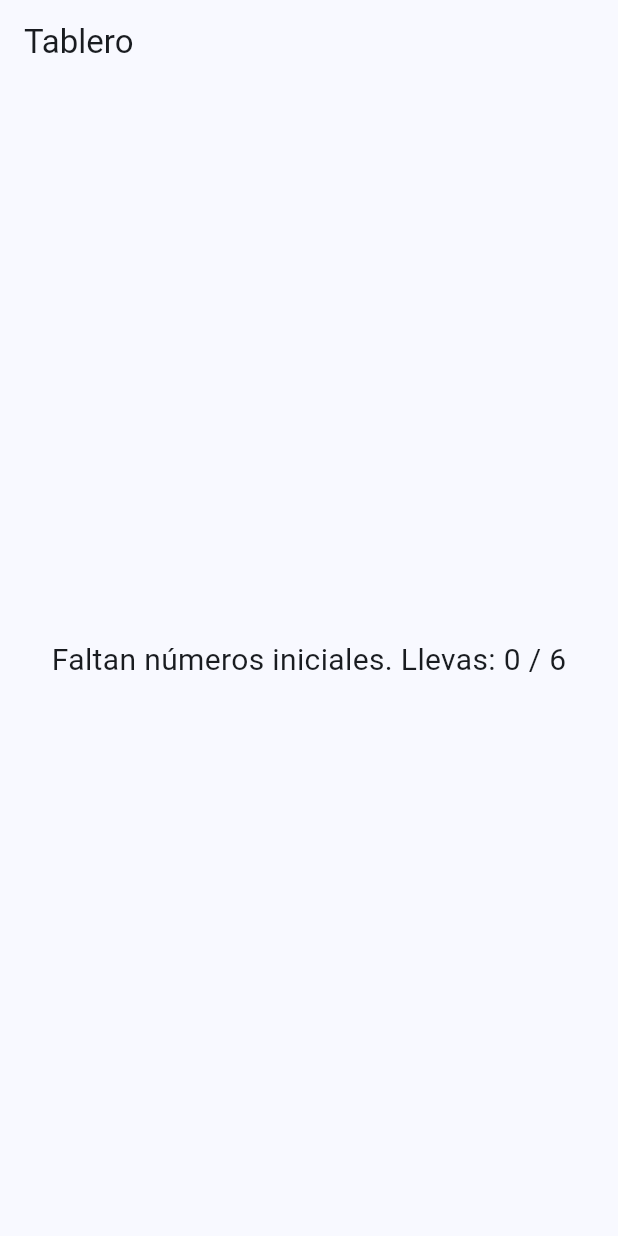
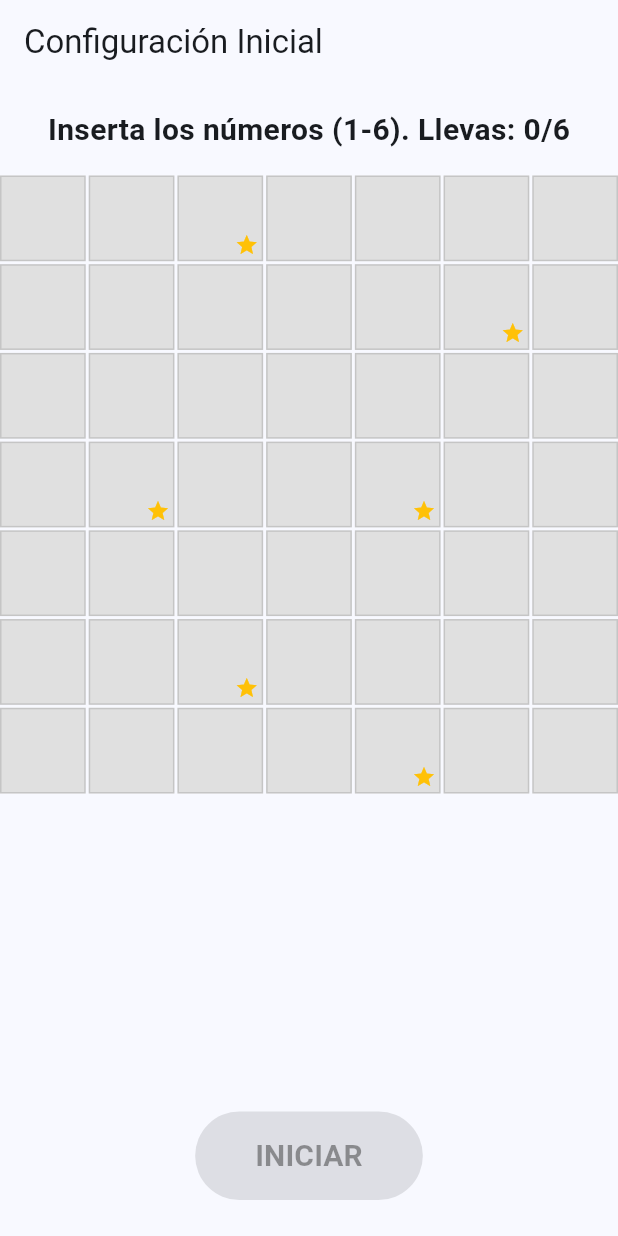
Before and after one commit to Kamurai14/jueguito, a Flutter app: the screen it shows after launch, on a phone screen of 412 x 824 dp. Run offline on Flutter 3.47's test engine with Material 3 defaults, Android fonts, the phone set to English and light mode, and no system bars; our stand-ins replace flutter_bloc.

Commit message:
feat: implementar UI de configuración inicial en main.dart
- Se crea la cuadrícula 7x7 utilizando GridView.builder.
- Se añade un diálogo interactivo para insertar valores del 1 al 6 en las casillas iniciales.
- Se incorpora un botón 'INICIAR' que cambia a estado activo (verde) al completar el candado numérico.

```diff
--- a/lib/juego_bloc.dart
+++ b/lib/juego_bloc.dart
@@ -46,7 +46,6 @@ class JuegoBloc extends Bloc<JuegoEvent, JuegoState> {
     // EL BLOQUEO PRINCIPAL: Si no estamos en JuegoActivo, la jugada se rechaza automáticamente.
     if (state is! JuegoActivo) return;
 
-    // Usamos la lógica de validación que ya programamos en tu Tablero
     bool esValido = state.tablero.intentarColocarNumero(event.x, event.y, event.valor);
 
     if (esValido) {
--- a/lib/main.dart
+++ b/lib/main.dart
@@ -4,7 +4,8 @@ import 'package:jueguito/capa_zonas.dart';
 import 'package:jueguito/tablero.dart';
 import 'package:jueguito/juego_bloc.dart';
 import 'package:jueguito/juego_state.dart';
-// import 'package:jueguito/juego_event.dart';
+import 'package:jueguito/juego_event.dart';
+import 'package:jueguito/casilla.dart';
 
 void main() {
   // Inicializamos la lógica base antes de arrancar la app
@@ -41,29 +42,164 @@ class PantallaTablero extends StatelessWidget {
   @override
   Widget build(BuildContext context) {
     return Scaffold(
-      appBar: AppBar(title: const Text('Tablero')),
+      appBar: AppBar(title: const Text('Configuración Inicial')),
       body: Center(
-        // BLOC BUILDER: Reacciona a los cambios de estado (bloqueado vs activo)
         child: BlocBuilder<JuegoBloc, JuegoState>(
           builder: (context, state) {
-            if (state is JuegoEsperandoIniciales) {
-              return Text(
-                'Faltan números iniciales. Llevas: ${state.numerosColocados} / 6',
-                style: const TextStyle(fontSize: 20),
-              );
-            }
 
-            if (state is JuegoActivo) {
-              return const Text(
-                '¡Tablero Desbloqueado! Listo para jugar.',
-                style: TextStyle(fontSize: 20, color: Colors.green),
-              );
-            }
+            // Evaluamos si el juego ya está activo (se pusieron los 6 números)
+            bool estaListoParaIniciar = state is JuegoActivo;
 
-            return const CircularProgressIndicator();
+            return Column(
+              mainAxisAlignment: MainAxisAlignment.center,
+              children: [
+                // Mensaje de estado superior
+                Padding(
+                  padding: const EdgeInsets.all(16.0),
+                  child: Text(
+                    estaListoParaIniciar
+                        ? '¡Tablero Desbloqueado! Presiona Iniciar.'
+                        : 'Inserta los números (1-6). Llevas: ${(state as JuegoEsperandoIniciales).numerosColocados}/6',
+                    style: const TextStyle(fontSize: 20, fontWeight: FontWeight.bold),
+                  ),
+                ),
+
+                // Tablero 7x7
+                Expanded(
+                  child: AspectRatio(
+                    aspectRatio: 1,
+                    child: GridView.builder(
+                      physics: const NeverScrollableScrollPhysics(),
+                      gridDelegate: const SliverGridDelegateWithFixedCrossAxisCount(
+                        crossAxisCount: 7,
+                        crossAxisSpacing: 2,
+                        mainAxisSpacing: 2,
+                      ),
+                      itemCount: 49,
+                      itemBuilder: (context, index) {
+                        int x = index % 7;
+                        int y = 6 - (index ~/ 7);
+
+                        Casilla casilla = state.tablero.obtenerCasilla(x, y);
+
+                        return GestureDetector(
+                          onTap: () {
+                            if (casilla.esInicial && state is JuegoEsperandoIniciales) {
+                              _mostrarSelectorNumero(context, x, y);
+                            }
+                          },
+                          child: Container(
+                            decoration: BoxDecoration(
+                              color: Colors.grey[300], // Pronto pondremos tus colores aquí
+                              border: Border.all(color: Colors.black12),
+                            ),
+                            child: Stack(
+                              children: [
+                                if (casilla.valor != null)
+                                  Center(
+                                    child: Text(
+                                      casilla.valor.toString(),
+                                      style: const TextStyle(fontSize: 24, fontWeight: FontWeight.bold),
+                                    ),
+                                  ),
+                                if (casilla.esInicial)
+                                  const Positioned(
+                                    bottom: 2,
+                                    right: 2,
+                                    child: Icon(Icons.star, size: 16, color: Colors.amber),
+                                  ),
+                              ],
+                            ),
+                          ),
+                        );
+                      },
+                    ),
+                  ),
+                ),
+
+                // NUEVO: Botón de Iniciar en la parte inferior
+                Padding(
+                  padding: const EdgeInsets.symmetric(vertical: 24.0),
+                  child: ElevatedButton(
+                    style: ElevatedButton.styleFrom(
+                      // Si está listo es verde, de lo contrario es gris
+                      backgroundColor: estaListoParaIniciar ? Colors.green : Colors.grey,
+                      padding: const EdgeInsets.symmetric(horizontal: 40, vertical: 15),
+                    ),
+                    // Al asignarle 'null' al onPressed, Flutter desactiva el botón automáticamente
+                    onPressed: estaListoParaIniciar
+                      ? () {
+                          // Aquí irá la lógica de la siguiente pantalla o fase del juego
+                          ScaffoldMessenger.of(context).showSnackBar(
+                            const SnackBar(content: Text('¡Comienza la partida!')),
+                          );
+                        }
+                      : null,
+                    child: Text(
+                      'INICIAR',
+                      style: TextStyle(
+                        fontSize: 20,
+                        fontWeight: FontWeight.bold,
+                        color: estaListoParaIniciar ? Colors.white : Colors.black38,
+                      ),
+                    ),
+                  ),
+                ),
+              ],
+            );
           },
         ),
       ),
     );
   }
+
+  void _mostrarSelectorNumero(BuildContext context, int x, int y) {
+    showDialog(
+      context: context,
+      builder: (BuildContext dialogContext) {
+        return AlertDialog(
+          title: const Text('Elige un número'),
+          content: Wrap(
+            spacing: 10,
+            children: List.generate(6, (index) {
+              int numero = index + 1;
+              return ElevatedButton(
+                onPressed: () {
+                  context.read<JuegoBloc>().add(InsertarValorInicial(x, y, numero));
+                  Navigator.of(dialogContext).pop();
+                },
+                child: Text(numero.toString()),
+              );
+            }),
+          ),
+        );
+      },
+    );
+  }
 }
+
+  // Ventana emergente para elegir un número del 1 al 6
+  void _mostrarSelectorNumero(BuildContext context, int x, int y) {
+    showDialog(
+      context: context,
+      builder: (BuildContext dialogContext) {
+        return AlertDialog(
+          title: const Text('Elige un número'),
+          content: Wrap(
+            spacing: 10,
+            children: List.generate(6, (index) {
+              int numero = index + 1;
+              return ElevatedButton(
+                onPressed: () {
+                  // Enviamos el evento al BLoC
+                  context.read<JuegoBloc>().add(InsertarValorInicial(x, y, numero));
+                  Navigator.of(dialogContext).pop(); // Cerramos el diálogo
+                },
+                child: Text(numero.toString()),
+              );
+            }),
+          ),
+        );
+      },
+    );
+  }
```
Also changed, not shown: 9 other files.
